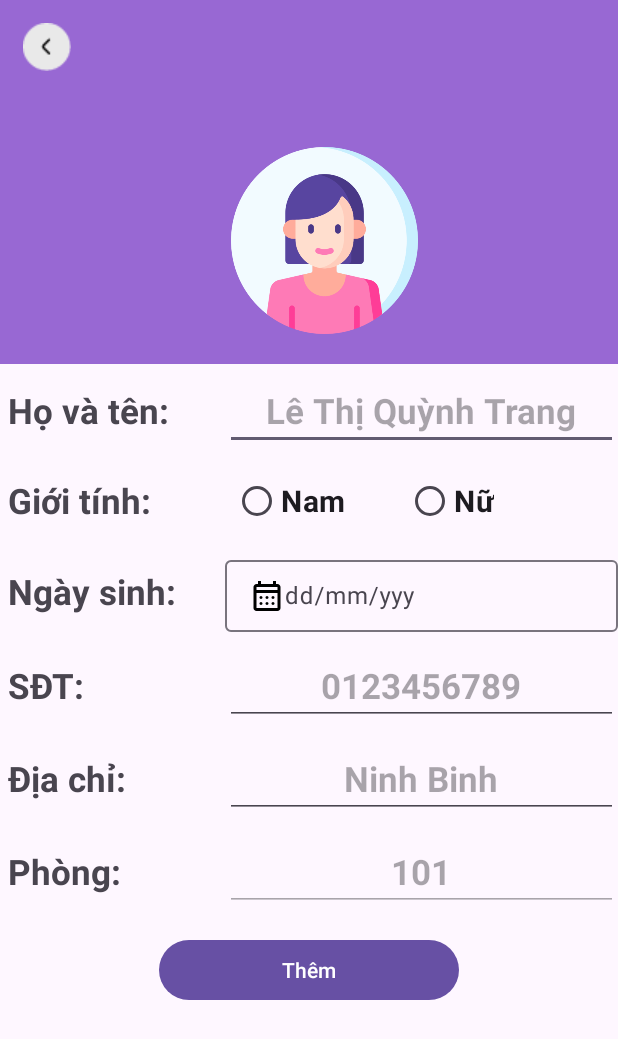
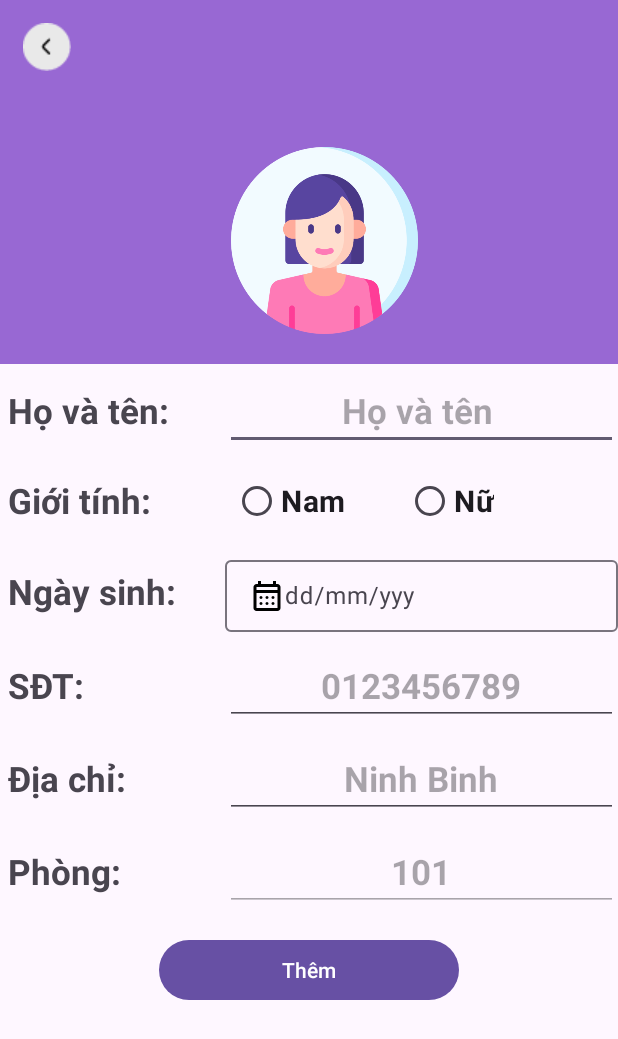
Before and after one commit to canhhocit/code_jav_QLPT, an Android app: the hopdong_activity_addPerson screen opened directly, with no data from a screen before it, on a phone screen of 412 x 824 dp. Shown: the top 1039 px of the screen. Run offline under Robolectric (Android 15) with nearby library versions, the phone set to English and light mode, and no system bars.

Commit message:
sua loi nhap hop dong

```diff
--- a/app/src/main/res/layout/qlhopdong_activity_add_person.xml
+++ b/app/src/main/res/layout/qlhopdong_activity_add_person.xml
@@ -66,7 +66,7 @@
             android:layout_height="wrap_content"
             android:layout_weight="1"
             android:inputType="text"
-            android:hint="Lê Thị Quỳnh Trang"
+            android:hint="Họ và tên "
             android:textSize="23dp"
             android:textAlignment="center"
             android:textStyle="bold" />
```
Also changed, not shown: app/src/main/java/com/example/logincustomer/ui/QLhopdong_y/hopdong_activity_addPerson.java (+13 -0 lines).
